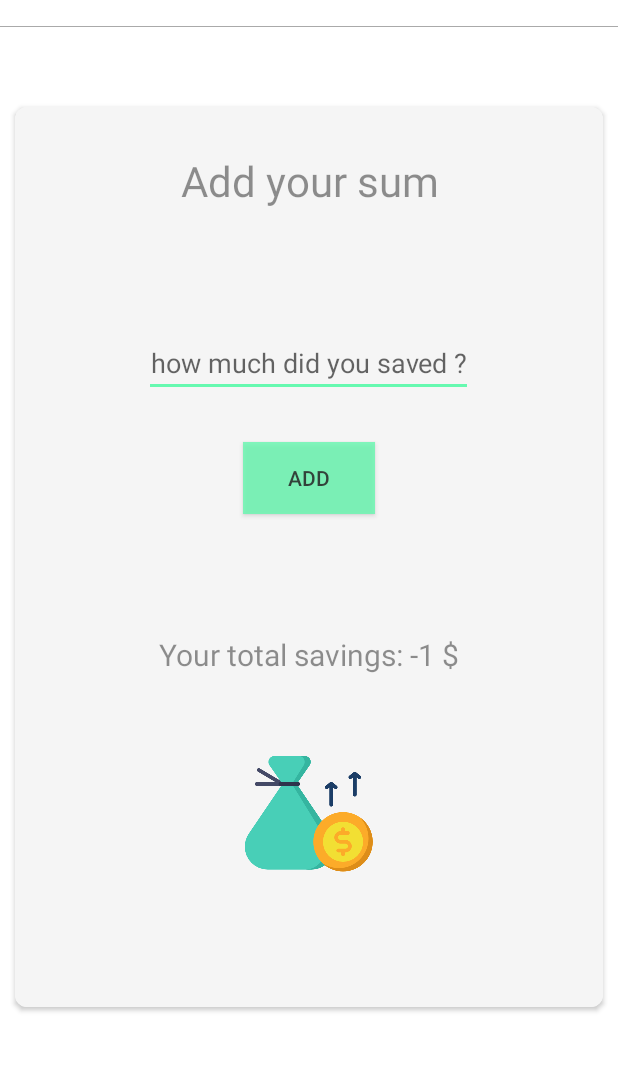
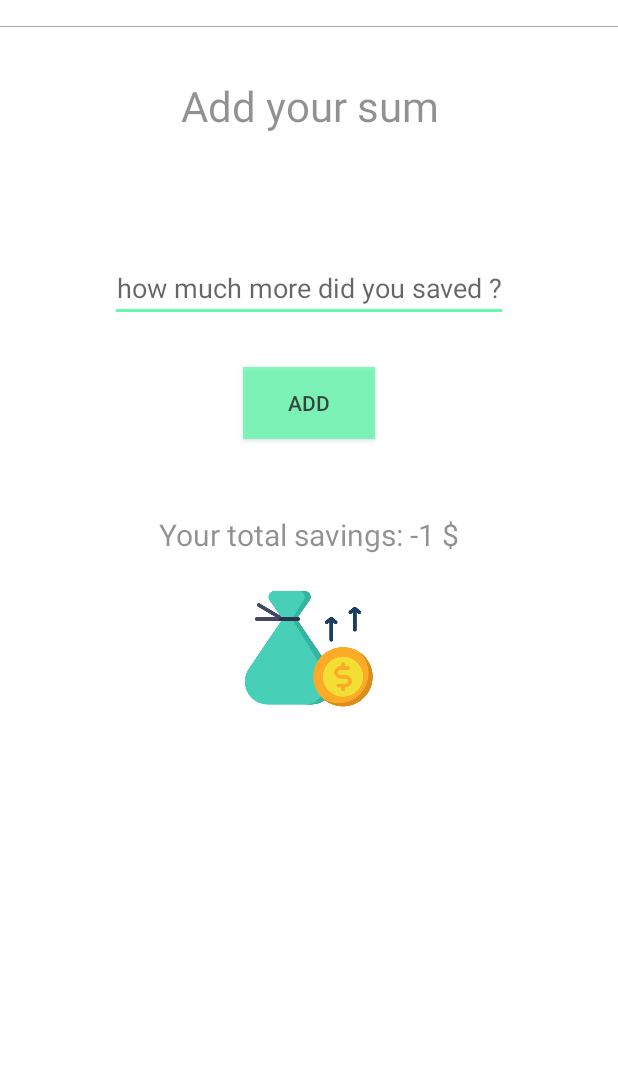
Before and after one commit to bytao7mao/brainrebootapp, an Android app: the SavingsActivity screen opened directly, with no data from a screen before it, on a phone screen of 412 x 824 dp, the part 58-1130 px from its top. Run offline under Robolectric (Android 15) with nearby library versions, the light colour scheme and no system bars; our stand-ins replace ButterKnife; Roboto replaces fonts that are not available here.

Commit message:
before launch

```diff
--- a/app/src/main/java/com/taozen/quithabit/intro/IntroActivity.java
+++ b/app/src/main/java/com/taozen/quithabit/intro/IntroActivity.java
@@ -1,5 +1,6 @@
 package com.taozen.quithabit.intro;
 
+import android.annotation.SuppressLint;
 import android.app.AlertDialog;
 import android.content.DialogInterface;
 import android.content.Intent;
@@ -27,6 +28,7 @@ public class IntroActivity extends AppIntro {
     private SharedPreferences preferences;
     private SharedPreferences.Editor editor;
 
+    @SuppressLint("CommitPrefEdits")
     @Override
     protected void onCreate(Bundle savedInstanceState) {
         super.onCreate(savedInstanceState);
--- a/app/src/main/res/layout/content_firstscreen.xml
+++ b/app/src/main/res/layout/content_firstscreen.xml
@@ -57,7 +57,7 @@
         android:backgroundTint="@color/greenColorLed"/>
 
     <Button
-        android:id="@+id/ciggBtnId"
+        android:id="@+id/confirmBtn"
         android:background="@drawable/custom_button"
         android:textAllCaps="true"
         android:text="confirm"
--- a/app/src/main/res/layout/content_savings.xml
+++ b/app/src/main/res/layout/content_savings.xml
@@ -1,81 +1,76 @@
 <?xml version="1.0" encoding="utf-8"?>
-<RelativeLayout xmlns:android="http://schemas.android.com/apk/res/android"
+<android.support.constraint.ConstraintLayout xmlns:android="http://schemas.android.com/apk/res/android"
+    xmlns:tools="http://schemas.android.com/tools"
     android:layout_width="match_parent"
     android:layout_height="match_parent"
     xmlns:app="http://schemas.android.com/apk/res-auto"
     android:background="@color/white">
-    <android.support.v7.widget.CardView
-        android:id="@+id/card_view_mainID"
-        android:layout_width="match_parent"
-        android:layout_height="wrap_content"
-        android:layout_gravity="center"
-        android:layout_marginLeft="10dp"
-        android:layout_marginRight="10dp"
-        android:layout_marginTop="50dp"
-        android:layout_marginBottom="50dp"
-        android:elevation="3dp"
-        app:cardCornerRadius="8dp">
+
     <RelativeLayout
         android:layout_width="match_parent"
-            android:layout_height="600dp">
-            <ImageView
-                android:id="@+id/backgroundImgViewId"
-                android:layout_width="match_parent"
-                android:layout_height="match_parent"
-                android:background="@color/grey_100" />
+        android:layout_height="600dp"
+        android:layout_marginBottom="131dp"
+        app:layout_constraintBottom_toBottomOf="parent"
+        app:layout_constraintEnd_toEndOf="parent"
+        app:layout_constraintStart_toStartOf="parent"
+        app:layout_constraintTop_toTopOf="parent">
+
         <TextView
             android:id="@+id/savings_TitleId"
             android:layout_width="wrap_content"
             android:layout_height="wrap_content"
-                android:text="Add your sum"
-                android:gravity="center"
+            android:layout_alignParentTop="true"
             android:layout_centerHorizontal="true"
             android:layout_marginTop="30dp"
             android:layout_marginBottom="80dp"
-                android:layout_alignParentTop="true"
             android:alpha="0.8"
+            android:gravity="center"
+            android:text="Add your sum"
             android:textSize="28sp" />
+
         <android.support.v7.widget.AppCompatEditText
             android:id="@+id/editTxtSavingsId"
             android:layout_width="wrap_content"
             android:layout_height="wrap_content"
-                android:hint="how much did you saved ?"
+            android:layout_below="@id/savings_TitleId"
+            android:layout_centerHorizontal="true"
+            android:backgroundTint="@color/greenColorLed"
             android:gravity="center"
-                android:layout_centerHorizontal="true"
-                android:layout_below="@id/savings_TitleId"
-                android:textSize="18sp"
-                android:backgroundTint="@color/greenColorLed"/>
+            android:hint="how much more did you saved ?"
+            android:textSize="18sp" />
+
         <Button
             android:id="@+id/addSavingsBtnId"
-                android:background="@drawable/custom_button"
-                android:textAllCaps="true"
-                android:text="add"
-                android:alpha="0.8"
             android:layout_width="wrap_content"
             android:layout_height="wrap_content"
+            android:layout_below="@id/editTxtSavingsId"
             android:layout_centerHorizontal="true"
-                android:layout_below="@id/editTxtSavingsId"
+            android:layout_marginTop="30dp"
             android:layout_marginEnd="57dp"
             android:layout_marginRight="57dp"
-                android:layout_marginTop="30dp"
             android:layout_marginBottom="30dp"
-                android:gravity="center" />
+            android:alpha="0.8"
+            android:background="@drawable/custom_button"
+            android:gravity="center"
+            android:text="add"
+            android:textAllCaps="true" />
+
         <TextView
             android:id="@+id/savingsTxt"
             android:layout_width="wrap_content"
             android:layout_height="wrap_content"
             android:layout_below="@id/addSavingsBtnId"
             android:layout_centerHorizontal="true"
+            android:layout_margin="20dp"
             android:alpha="0.8"
-                android:layout_margin="50dp"
-                android:textSize="20sp"
-                android:text="@string/total_savings"/>
+            android:text="@string/total_savings"
+            android:textSize="20sp" />
+
         <ImageView
             android:layout_width="wrap_content"
             android:layout_height="wrap_content"
             android:layout_below="@id/savingsTxt"
             android:layout_centerHorizontal="true"
-                android:src="@mipmap/profit"/>
+            android:src="@mipmap/profit" />
     </RelativeLayout>
-    </android.support.v7.widget.CardView>
-</RelativeLayout>
+</android.support.constraint.ConstraintLayout>
--- a/app/src/main/res/values/strings.xml
+++ b/app/src/main/res/values/strings.xml
@@ -24,4 +24,5 @@
     <string name="all_rights_reserved_to_bytao7mao"><![CDATA[All rights reserved to @bytao7mao]]> </string>
     <string name="enjoy">Enjoy !</string>
     <string name="rank_master">Rank: %s</string>
+    <string name="streak_string">Highest streak: %d</string>
 </resources>
```
Also changed, not shown: app/build.gradle (+1 -6 lines), app/src/main/java/com/taozen/quithabit/FirstScreenActivity.java (+15 -24 lines), app/src/main/java/com/taozen/quithabit/MainActivity.java (+47 -26 lines), app/src/main/res/layout/activity_main_lower_body.xml (+44 -66 lines), 1 other file. Lines whose indentation alone changed are shown as unchanged.
